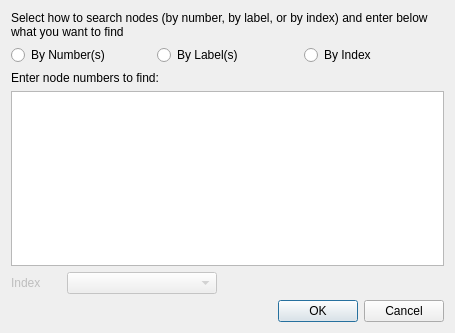
First picture: the form in src/forms/dialognodefind.ui, repository socnetv/app, before the edit.
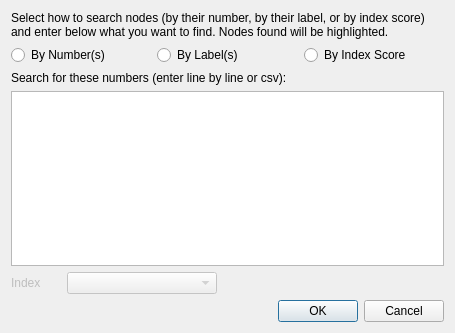
Second picture: the form after the edit.

Commit message: Closed #69 - Node labels set to trivial values when changing properties of multiple selected nodes

The edit to the form file:
```diff
--- a/src/forms/dialognodefind.ui
+++ b/src/forms/dialognodefind.ui
@@ -23,7 +23,7 @@
    <item row="0" column="0" colspan="2">
     <widget class="QLabel" name="label">
      <property name="text">
-      <string>Select how to search nodes (by number, by label, or by index) and enter below what you want to find</string>
+      <string>&lt;html&gt;&lt;head/&gt;&lt;body&gt;&lt;p&gt;Select how to search nodes (by their number, by their label, or by index score) and enter below what you want to find. Nodes found will be highlighted.&lt;/p&gt;&lt;/body&gt;&lt;/html&gt;</string>
      </property>
      <property name="textFormat">
       <enum>Qt::RichText</enum>
@@ -52,7 +52,7 @@
      <item>
       <widget class="QRadioButton" name="indexRadioBtn">
        <property name="text">
-        <string>By Index</string>
+        <string>By Index Score</string>
        </property>
       </widget>
      </item>
@@ -61,7 +61,7 @@
    <item row="2" column="0" colspan="2">
     <widget class="QLabel" name="textEditLabel">
      <property name="text">
-      <string>Enter node numbers to find:</string>
+      <string>Search for these numbers (enter line by line or csv):</string>
      </property>
      <property name="textFormat">
       <enum>Qt::RichText</enum>
```
The commit also changes 2 other files.
